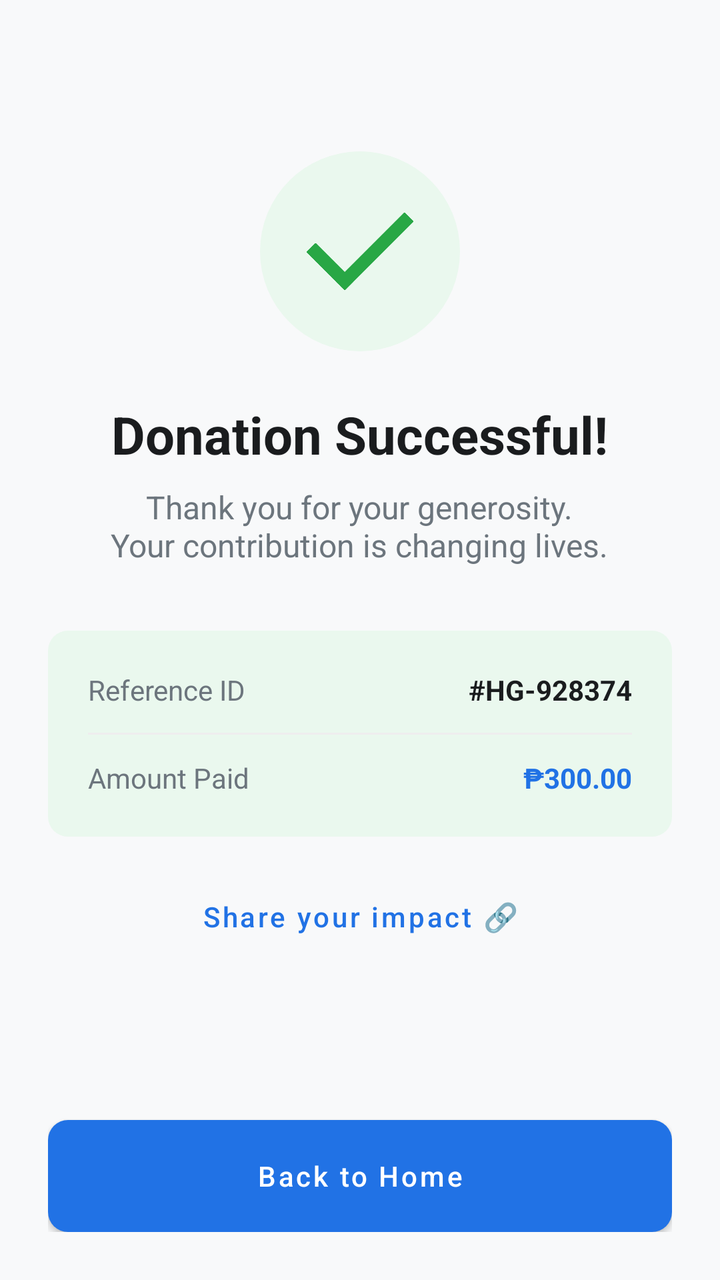
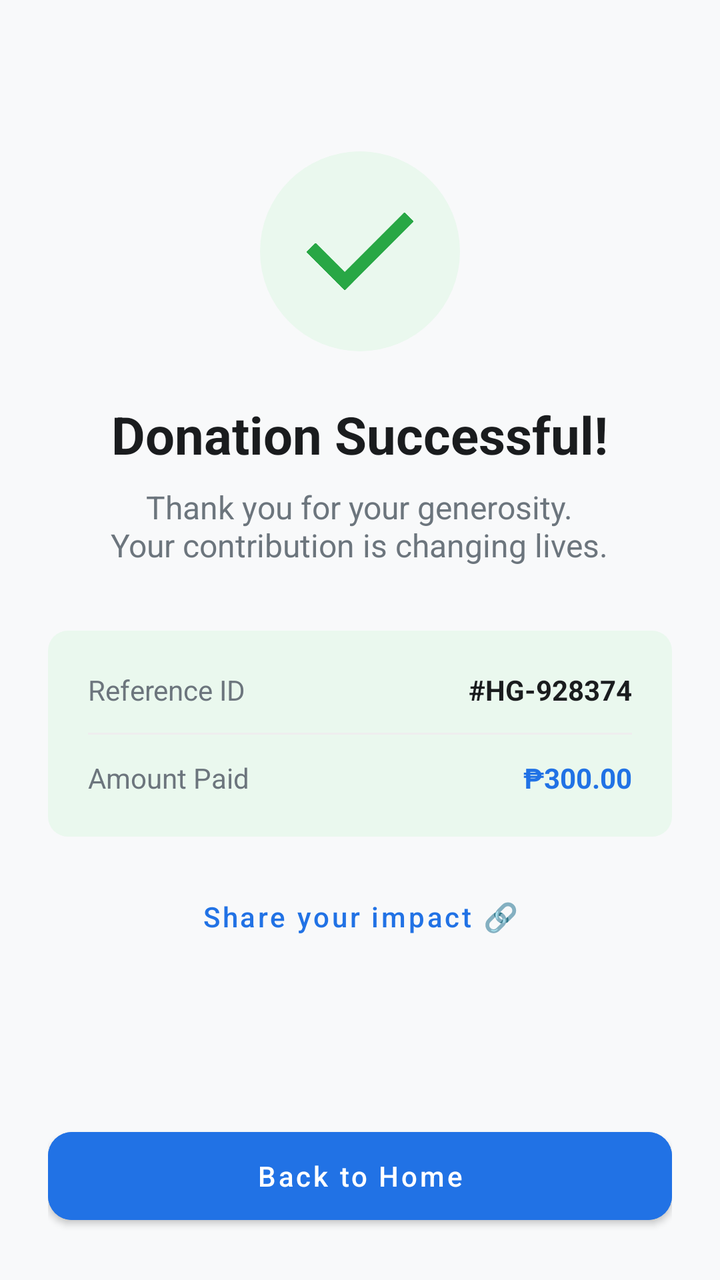

Compare the two renders of this Android layout. The source of the first and the diff that turns it into the second are given below.
<!-- AndroidManifest.xml: application theme Theme.UlamShare -->
<!-- res/layout/activity_success.xml -->
<?xml version="1.0" encoding="utf-8"?>
<androidx.constraintlayout.widget.ConstraintLayout xmlns:android="http://schemas.android.com/apk/res/android"
    xmlns:app="http://schemas.android.com/apk/res-auto"
    android:layout_width="match_parent"
    android:layout_height="match_parent"
    android:background="#F8F9FA"
    android:padding="24dp">

    <LinearLayout
        android:layout_width="match_parent"
        android:layout_height="wrap_content"
        android:gravity="center"
        android:orientation="vertical"
        app:layout_constraintBottom_toTopOf="@id/btnBackHome"
        app:layout_constraintTop_toTopOf="parent"
        app:layout_constraintVertical_bias="0.4">

        <ImageView
            android:id="@+id/ivSuccess"
            android:layout_width="100dp"
            android:layout_height="100dp"
            android:background="@drawable/circle_soft_green"
            android:padding="20dp"
            android:src="@drawable/check"
            app:tint="#28A745" />

        <TextView
            android:layout_width="wrap_content"
            android:layout_height="wrap_content"
            android:layout_marginTop="24dp"
            android:text="Donation Successful!"
            android:textColor="#1A1C1E"
            android:textSize="26sp"
            android:textStyle="bold" />

        <TextView
            android:layout_width="wrap_content"
            android:layout_height="wrap_content"
            android:layout_marginTop="8dp"
            android:gravity="center"
            android:text="Thank you for your generosity.\nYour contribution is changing lives."
            android:textColor="#6C757D"
            android:textSize="16sp" />

        <LinearLayout
            android:layout_width="match_parent"
            android:layout_height="wrap_content"
            android:layout_marginTop="32dp"
            android:background="@drawable/rounded_input_border"
            android:orientation="vertical"
            android:padding="20dp">

            <RelativeLayout
                android:layout_width="match_parent"
                android:layout_height="wrap_content">
                <TextView
                    android:layout_width="wrap_content"
                    android:layout_height="wrap_content"
                    android:text="Reference ID"
                    android:textColor="#6C757D" />
                <TextView
                    android:layout_width="wrap_content"
                    android:layout_height="wrap_content"
                    android:layout_alignParentRight="true"
                    android:text="#HG-928374"
                    android:textColor="#1A1C1E"
                    android:textStyle="bold" />
            </RelativeLayout>

            <View android:layout_width="match_parent" android:layout_height="1dp" android:layout_marginVertical="12dp" android:background="#EEEEEE" />

            <RelativeLayout
                android:layout_width="match_parent"
                android:layout_height="wrap_content">
                <TextView
                    android:layout_width="wrap_content"
                    android:layout_height="wrap_content"
                    android:text="Amount Paid"
                    android:textColor="#6C757D" />
                <TextView
                    android:layout_width="wrap_content"
                    android:layout_height="wrap_content"
                    android:layout_alignParentRight="true"
                    android:text="₱300.00"
                    android:textColor="#2172E5"
                    android:textStyle="bold" />
            </RelativeLayout>
        </LinearLayout>

        <Button
            android:id="@+id/btnShare"
            style="@style/Widget.MaterialComponents.Button.TextButton"
            android:layout_width="wrap_content"
            android:layout_height="wrap_content"
            android:layout_marginTop="16dp"
            android:text="Share your impact 🔗"
            android:textAllCaps="false"
            android:textColor="#2172E5" />

    </LinearLayout>

    <Button
        android:id="@+id/btnBackHome"
        android:layout_width="match_parent"
        android:layout_height="56dp"
        android:backgroundTint="#2172E5"
        android:text="Back to Home"
        android:textColor="@color/white"
        android:textAllCaps="false"
        app:cornerRadius="12dp"
        app:layout_constraintBottom_toBottomOf="parent"
        android:background="@drawable/rounded_input_border"/>

</androidx.constraintlayout.widget.ConstraintLayout>
<!-- resources referenced by this layout -->
<resources>
  <color name="white">#FFFFFF</color>
  <!-- drawable check: png bitmap (drawable, 5093 bytes) -->
  <!-- drawable circle_soft_green (drawable) -->
  <?xml version="1.0" encoding="utf-8"?>
  <shape xmlns:android="http://schemas.android.com/apk/res/android">
      <solid android:color="#EAF8EE" />
      <corners android:radius="100dp" />
  </shape>
  <!-- drawable rounded_input_border (drawable) -->
  <?xml version="1.0" encoding="utf-8"?>
  <shape xmlns:android="http://schemas.android.com/apk/res/android">
      <solid android:color="#EAF8EE" />
      <corners android:radius="10dp" />
  </shape>
  <style name="Theme.UlamShare" parent="Theme.MaterialComponents.Light.NoActionBar">
          
          <item name="colorPrimary">@color/brand_blue</item>
          <item name="colorPrimaryVariant">@color/primary_blue</item>
          <item name="colorOnPrimary">@color/white</item>
          
          <item name="colorSecondary">@color/sky_blue</item>
          <item name="colorSecondaryVariant">@color/sky_blue</item>
          <item name="colorOnSecondary">@color/black</item>
          
          <item name="android:statusBarColor">?attr/colorPrimaryVariant</item>
          
      </style>
  <color name="brand_blue">#2172E5</color>
  <color name="primary_blue">#2172E5</color>
  <color name="sky_blue">#579AFA</color>
  <color name="black">#FF000000</color>
</resources>

<!-- the commit's change to res/layout/activity_success.xml (unified diff, before → after) -->
@@ -59,6 +59,7 @@
                     android:text="Reference ID"
                     android:textColor="#6C757D" />
                 <TextView
+                    android:id="@+id/tvRefId"
                     android:layout_width="wrap_content"
                     android:layout_height="wrap_content"
                     android:layout_alignParentRight="true"
@@ -78,6 +79,7 @@
                     android:text="Amount Paid"
                     android:textColor="#6C757D" />
                 <TextView
+                    android:id="@+id/tvSuccessAmount"
                     android:layout_width="wrap_content"
                     android:layout_height="wrap_content"
                     android:layout_alignParentRight="true"
@@ -108,7 +110,6 @@
         android:textColor="@color/white"
         android:textAllCaps="false"
         app:cornerRadius="12dp"
-        app:layout_constraintBottom_toBottomOf="parent"
-        android:background="@drawable/rounded_input_border"/>
+        app:layout_constraintBottom_toBottomOf="parent" />
 
 </androidx.constraintlayout.widget.ConstraintLayout>
